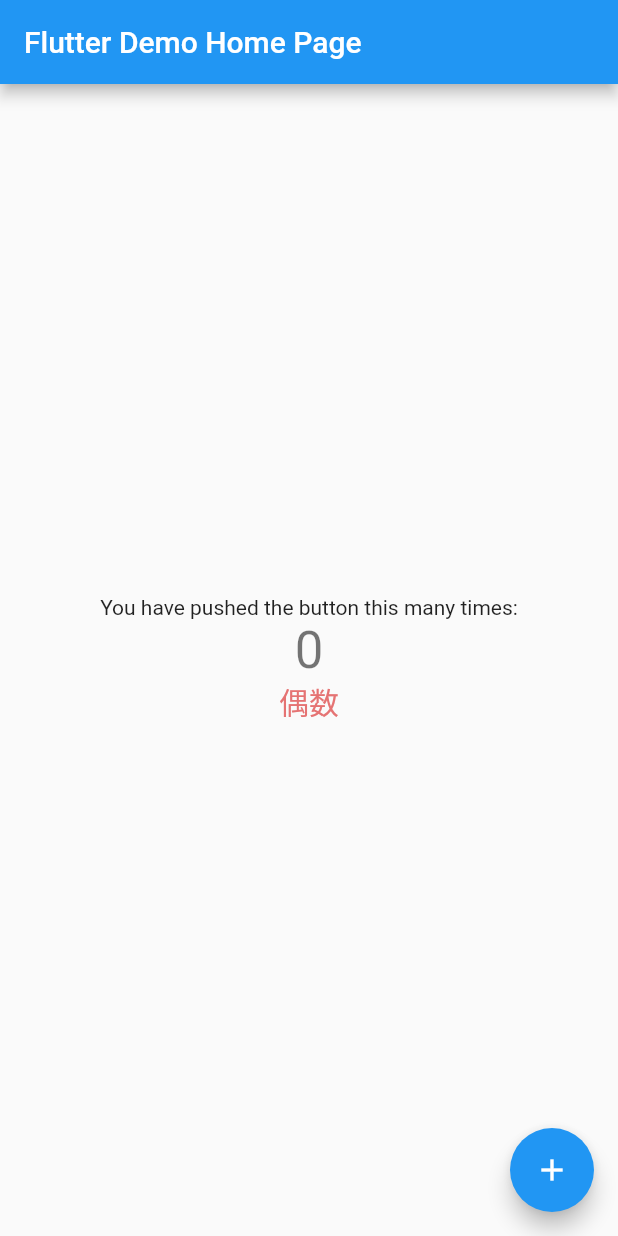
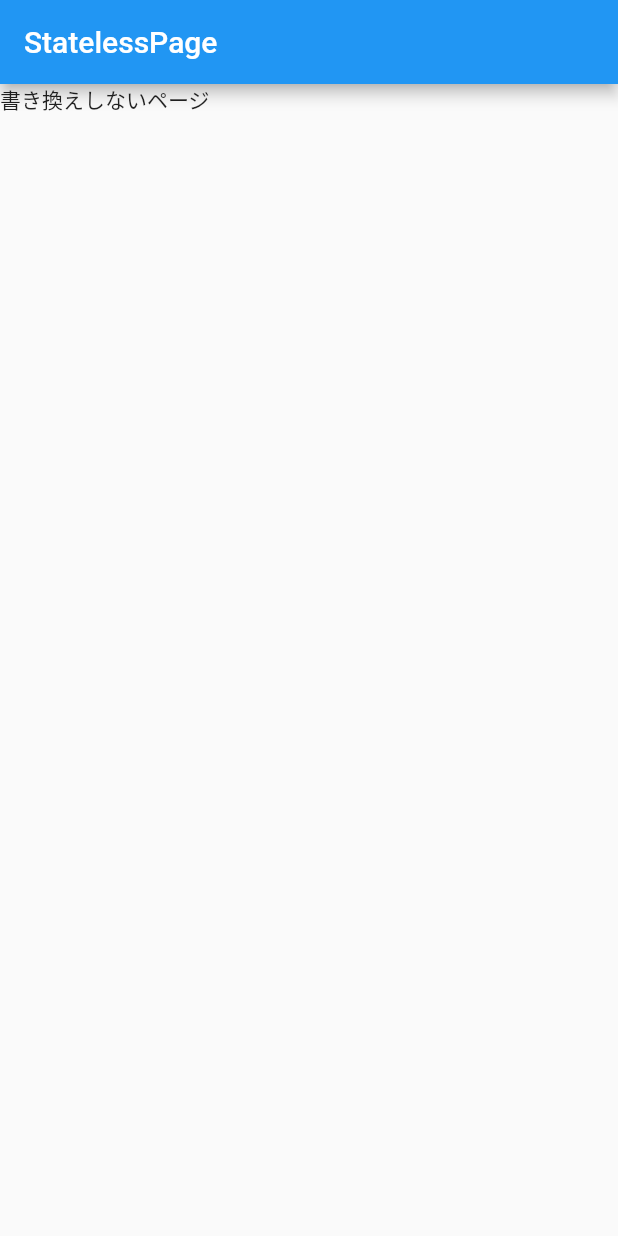
Before and after one commit to kokoriru/flutter_zenn_hello_world, a Flutter app: the screen it shows after launch, on a phone screen of 412 x 824 dp. Run offline on Flutter 3.47's test engine with Material 2 defaults, Android fonts, the phone set to English and light mode, and no system bars.

Commit message:
StatelessWedget 理解のため静的に変更

```diff
--- a/lib/main.dart
+++ b/lib/main.dart
@@ -1,117 +1,26 @@
 import 'package:flutter/material.dart';
 
 void main() {
-  runApp(const MyApp());
+  runApp(MyApp());
 }
 
 class MyApp extends StatelessWidget {
-  const MyApp({Key? key}) : super(key: key);
-
-  // This widget is the root of your application.
   @override
   Widget build(BuildContext context) {
     return MaterialApp(
-      title: 'Flutter Demo',
-      theme: ThemeData(
-        // This is the theme of your application.
-        //
-        // Try running your application with "flutter run". You'll see the
-        // application has a blue toolbar. Then, without quitting the app, try
-        // changing the primarySwatch below to Colors.green and then invoke
-        // "hot reload" (press "r" in the console where you ran "flutter run",
-        // or simply save your changes to "hot reload" in a Flutter IDE).
-        // Notice that the counter didn't reset back to zero; the application
-        // is not restarted.
-        primarySwatch: Colors.blue,
-      ),
-      home: const MyHomePage(title: 'Flutter Demo Home Page'),
+      home: StatelessPage()
     );
   }
 }
 
-class MyHomePage extends StatefulWidget {
-  const MyHomePage({Key? key, required this.title}) : super(key: key);
-
-  // This widget is the home page of your application. It is stateful, meaning
-  // that it has a State object (defined below) that contains fields that affect
-  // how it looks.
-
-  // This class is the configuration for the state. It holds the values (in this
-  // case the title) provided by the parent (in this case the App widget) and
-  // used by the build method of the State. Fields in a Widget subclass are
-  // always marked "final".
-
-  final String title;
-
-  @override
-  State<MyHomePage> createState() => _MyHomePageState();
-}
-
-class _MyHomePageState extends State<MyHomePage> {
-  int _counter = 0;
-
-  void _incrementCounter() {
-    setState(() {
-      // This call to setState tells the Flutter framework that something has
-      // changed in this State, which causes it to rerun the build method below
-      // so that the display can reflect the updated values. If we changed
-      // _counter without calling setState(), then the build method would not be
-      // called again, and so nothing would appear to happen.
-      _counter++;
-    });
-  }
-
+class StatelessPage extends StatelessWidget {
   @override
   Widget build(BuildContext context) {
-    // This method is rerun every time setState is called, for instance as done
-    // by the _incrementCounter method above.
-    //
-    // The Flutter framework has been optimized to make rerunning build methods
-    // fast, so that you can just rebuild anything that needs updating rather
-    // than having to individually change instances of widgets.
     return Scaffold(
       appBar: AppBar(
-        // Here we take the value from the MyHomePage object that was created by
-        // the App.build method, and use it to set our appbar title.
-        title: Text(widget.title),
+        title: Text('StatelessPage'),
       ),
-      body: Center(
-        // Center is a layout widget. It takes a single child and positions it
-        // in the middle of the parent.
-        child: Column(
-          // Column is also a layout widget. It takes a list of children and
-          // arranges them vertically. By default, it sizes itself to fit its
-          // children horizontally, and tries to be as tall as its parent.
-          //
-          // Invoke "debug painting" (press "p" in the console, choose the
-          // "Toggle Debug Paint" action from the Flutter Inspector in Android
-          // Studio, or the "Toggle Debug Paint" command in Visual Studio Code)
-          // to see the wireframe for each widget.
-          //
-          // Column has various properties to control how it sizes itself and
-          // how it positions its children. Here we use mainAxisAlignment to
-          // center the children vertically; the main axis here is the vertical
-          // axis because Columns are vertical (the cross axis would be
-          // horizontal).
-          mainAxisAlignment: MainAxisAlignment.center,
-          children: <Widget>[
-            const Text(
-              'You have pushed the button this many times:',
-            ),
-            Text(
-              '$_counter',
-              style: Theme.of(context).textTheme.headline4,
-            ),
-            if(_counter % 2 == 0) Text('偶数', style: TextStyle(fontSize: 20, color: Colors.red[300])),
-            if (_counter % 2 == 1) Text('奇数', style: TextStyle(fontSize: 20, color: Colors.blue[300])),
-          ],
-        ),
-      ),
-      floatingActionButton: FloatingActionButton(
-        onPressed: _incrementCounter,
-        tooltip: 'Increment',
-        child: const Icon(Icons.add),
-      ), // This trailing comma makes auto-formatting nicer for build methods.
+      body: Text('書き換えしないページ')
     );
   }
 }
```
